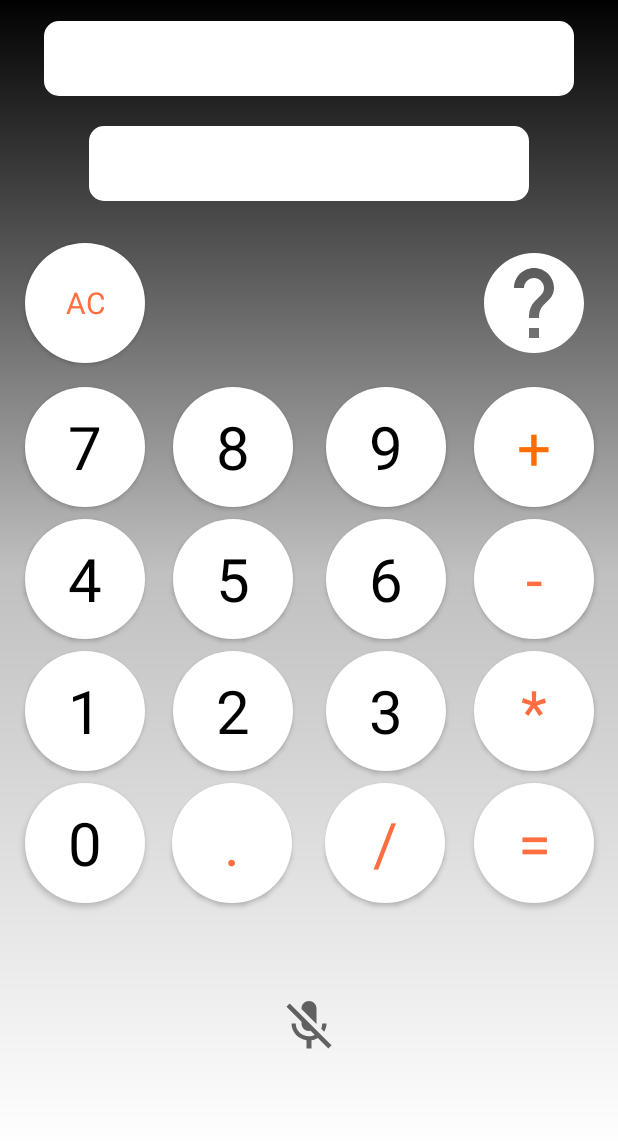
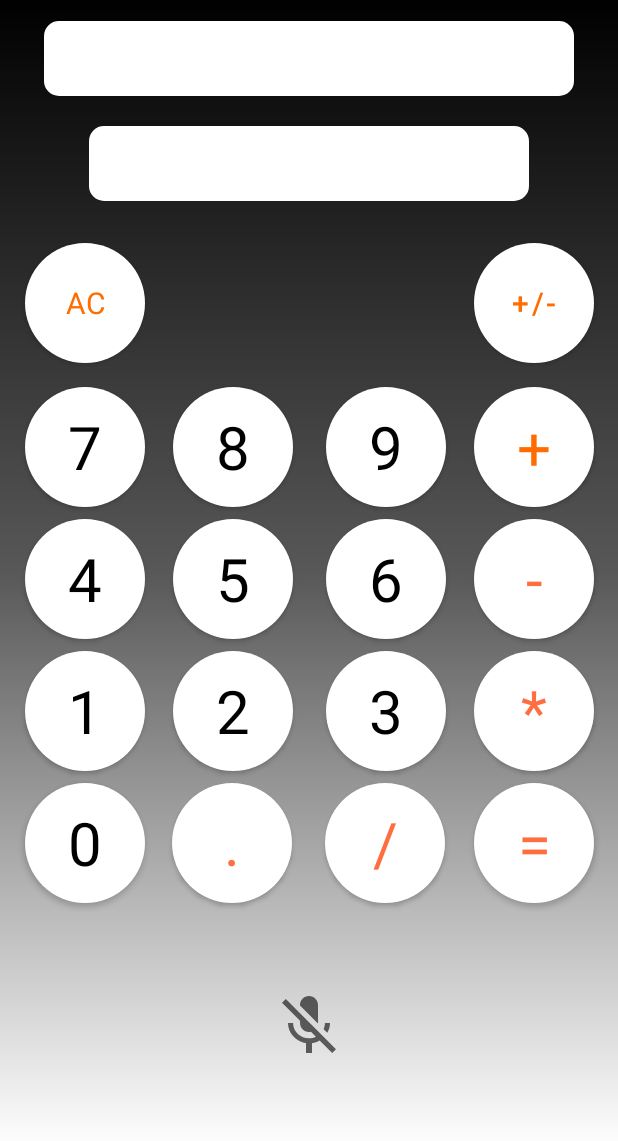
Before and after one commit to Keshavaram/Vocalator, an Android app: the screen it shows after launch (MainActivity), on a phone screen of 412 x 824 dp, the part 87-1228 px from its top. Run offline under Robolectric (Android 15) with nearby library versions, the phone set to English and light mode, and no system bars.

Commit message:
stable form 2.0

```diff
--- a/app/src/main/res/drawable/test.xml
+++ b/app/src/main/res/drawable/test.xml
@@ -3,7 +3,7 @@
     <gradient android:type="linear"
         android:angle="270"
         android:startColor="@color/black"
-        android:centerColor="#C0C0C0"
+        android:centerColor="#585858"
         android:endColor="@color/white"/>
 
 </shape>
--- a/app/src/main/res/layout/activity_main.xml
+++ b/app/src/main/res/layout/activity_main.xml
@@ -26,7 +26,8 @@
         android:textSize="30sp"
         app:layout_constraintEnd_toEndOf="parent"
         app:layout_constraintStart_toStartOf="parent"
-        app:layout_constraintTop_toTopOf="parent" />
+        app:layout_constraintTop_toTopOf="parent"
+        tools:ignore="SpeakableTextPresentCheck" />
 
     <EditText
         android:id="@+id/newNumber"
@@ -45,7 +46,8 @@
         app:layout_constraintEnd_toEndOf="parent"
         app:layout_constraintHorizontal_bias="0.502"
         app:layout_constraintStart_toStartOf="parent"
-        app:layout_constraintTop_toBottomOf="@+id/result" />
+        app:layout_constraintTop_toBottomOf="@+id/result"
+        tools:ignore="SpeakableTextPresentCheck" />
 
     <TextView
         android:id="@+id/textView"
@@ -451,7 +453,7 @@
         android:onClick="clearOps"
         android:text="AC"
         android:textAppearance="@style/TextAppearance.AppCompat.Display1"
-        android:textColor="#FF6E40"
+        android:textColor="#FF6D00"
         android:textSize="20sp"
         app:backgroundTint="#FFFFFF"
         app:backgroundTintMode="multiply"
@@ -478,7 +480,7 @@
         android:textSize="25sp"
         android:textStyle="bold"
         app:layout_constraintBaseline_toBaselineOf="@+id/buttonClear"
-        app:layout_constraintEnd_toStartOf="@+id/help"
+        app:layout_constraintEnd_toStartOf="@+id/buttonNeg"
         app:layout_constraintStart_toEndOf="@+id/buttonClear" />
 
     <androidx.constraintlayout.widget.Guideline
@@ -490,26 +492,33 @@
 
     <ImageButton
         android:id="@+id/voice"
-        android:layout_width="40dp"
-        android:layout_height="40dp"
+        android:layout_width="48dp"
+        android:layout_height="48dp"
         android:background="@drawable/custom_mic"
         android:onClick="trigger"
         app:layout_constraintBottom_toBottomOf="parent"
         app:layout_constraintEnd_toEndOf="parent"
         app:layout_constraintStart_toStartOf="parent"
-        app:layout_constraintTop_toBottomOf="@+id/buttonDivision" />
+        app:layout_constraintTop_toBottomOf="@+id/buttonDivision"
+        tools:ignore="SpeakableTextPresentCheck" />
 
     <Button
-        android:id="@+id/help"
+        android:id="@+id/buttonNeg"
         android:layout_width="80dp"
         android:layout_height="80dp"
-        android:layout_marginBottom="16dp"
-        android:background="@drawable/help_button"
-        android:textColor="#FFFFFF"
+        android:background="@drawable/button_config"
+        android:onClick="neg"
+        android:text="+/-"
+        android:textColor="#FF6D00"
+        android:textColorHighlight="#000000"
+        android:textColorHint="#000000"
+        android:textSize="20sp"
         app:backgroundTint="#FFFFFF"
-        app:layout_constraintBottom_toTopOf="@+id/buttonAdd"
+        app:backgroundTintMode="multiply"
+        app:iconTint="#000000"
+        app:layout_constraintBaseline_toBaselineOf="@+id/voiceDetected"
         app:layout_constraintEnd_toEndOf="@+id/buttonAdd"
-        app:layout_constraintHorizontal_bias="0.0"
-        app:layout_constraintStart_toStartOf="@+id/buttonAdd" />
+        app:layout_constraintStart_toStartOf="@+id/buttonAdd"
+        app:rippleColor="#000000" />
 
 </androidx.constraintlayout.widget.ConstraintLayout>
```
Also changed, not shown: app/src/main/java/com/laya/vocalator/MainActivity.java (+27 -10 lines).
